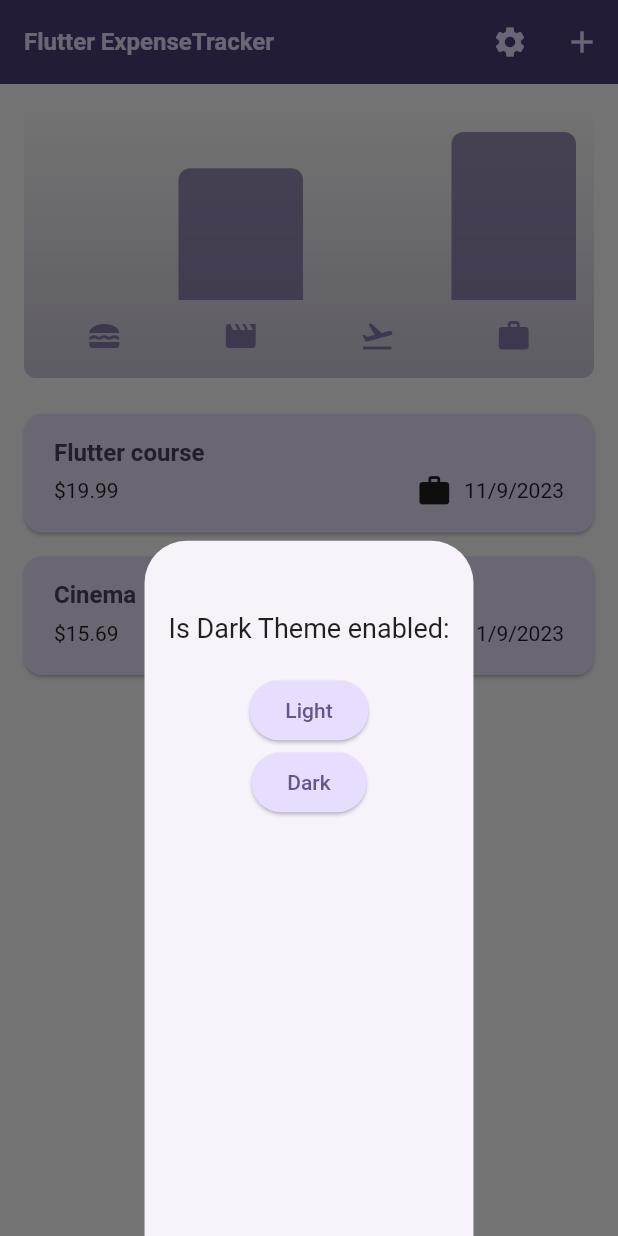
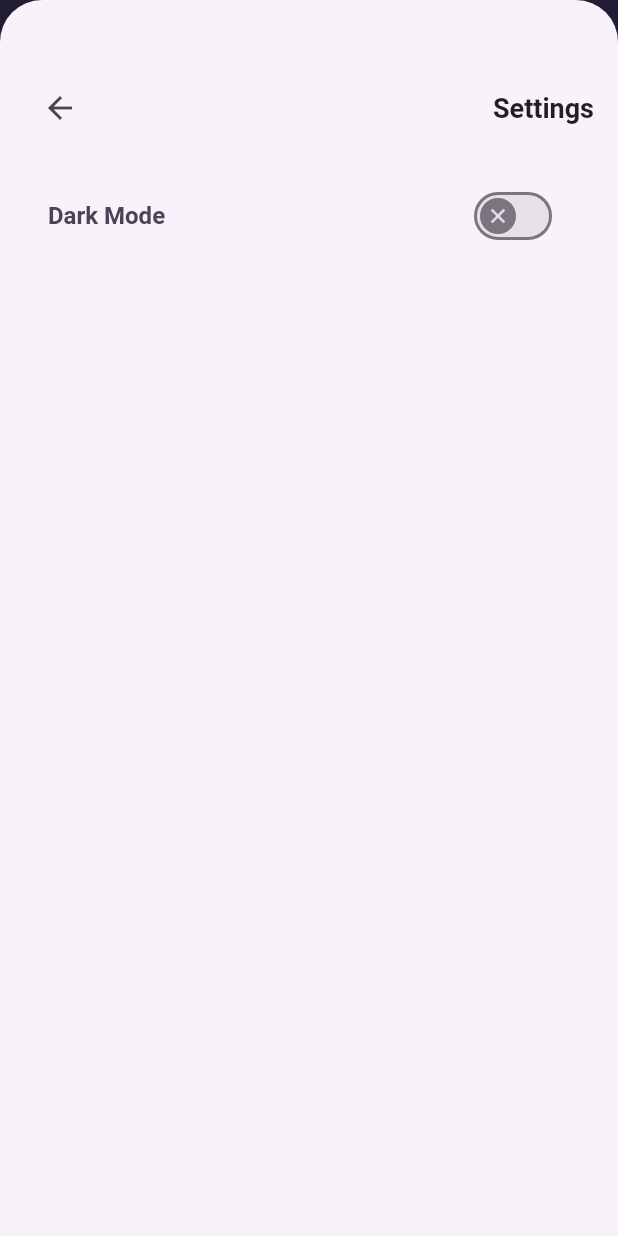
Before and after one commit to timoshevichaleks/expenses_tracker, a Flutter app: the screen it shows after launch, after a tap on the "settings" icon, on a phone screen of 412 x 824 dp. Run offline on Flutter 3.47's test engine with Material 2 defaults, Android fonts, the phone set to English and light mode, and no system bars.

Commit message:
Added condition for any screens

```diff
--- a/lib/main.dart
+++ b/lib/main.dart
@@ -2,5 +2,10 @@ import 'package:expense_tracker/my_app.dart';
 import 'package:flutter/material.dart';
 
 void main() {
+  // WidgetsFlutterBinding.ensureInitialized();
+  // SystemChrome.setPreferredOrientations([DeviceOrientation.portraitUp]).then(
+  //   (value) {
+  //   },
+  // );
   runApp(const MyApp());
 }
--- a/lib/widgets/expenses.dart
+++ b/lib/widgets/expenses.dart
@@ -34,6 +34,8 @@ class _Expenses extends State<Expenses> {
   void _openAddExpenseOverlay() {
     showModalBottomSheet(
       isScrollControlled: true,
+      useSafeArea: true,
+      constraints: const BoxConstraints.expand(),
       context: context,
       builder: (ctx) => NewExpense(_addExpense),
     );
@@ -41,7 +43,9 @@ class _Expenses extends State<Expenses> {
 
   void _openSettings() {
     showModalBottomSheet(
-      // isScrollControlled: true,
+      isScrollControlled: true,
+      useSafeArea: true,
+      constraints: const BoxConstraints.expand(),
       context: context,
       builder: (ctx) => const ThemeBar(),
     );
@@ -76,6 +80,8 @@ class _Expenses extends State<Expenses> {
 
   @override
   Widget build(BuildContext context) {
+    final double width = MediaQuery.of(context).size.width;
+
     Widget mainContent = const Center(
       child: Text('No expenses found. Start adding some!'),
     );
@@ -100,12 +106,19 @@ class _Expenses extends State<Expenses> {
           ),
         ],
       ),
-      body: Column(
-        children: [
-          Chart(expenses: _registeredExpenses),
-          Expanded(child: mainContent),
-        ],
-      ),
+      body: width < 600
+          ? Column(
+              children: [
+                Chart(expenses: _registeredExpenses),
+                Expanded(child: mainContent),
+              ],
+            )
+          : Row(
+              children: [
+                Expanded(child: Chart(expenses: _registeredExpenses)),
+                Expanded(child: mainContent),
+              ],
+            ),
     );
   }
 }
--- a/lib/widgets/theme/theme_bar.dart
+++ b/lib/widgets/theme/theme_bar.dart
@@ -12,35 +12,58 @@ class ThemeBar extends StatefulWidget {
 }
 
 class _ThemeBer extends State<ThemeBar> {
-  // ThemeMode _themeMode = ThemeMode.light;
-  //
-  // void toggleThemeMode(double value) {
-  //   setState(() {
-  //     if (value == 0.0) {
-  //       _themeMode = ThemeMode.light;
-  //     } else {
-  //       _themeMode = ThemeMode.dark;
-  //     }
-  //   });
-  // }
+  bool _darkTheme = false;
+
+  final MaterialStateProperty<Icon?> thumbIcon =
+      MaterialStateProperty.resolveWith<Icon?>(
+    (Set<MaterialState> states) {
+      if (states.contains(MaterialState.selected)) {
+        return const Icon(Icons.check);
+      }
+      return const Icon(Icons.close);
+    },
+  );
 
   @override
   Widget build(BuildContext context) {
+    _darkTheme = Theme.of(context).brightness == Brightness.dark;
     return Padding(
       padding: const EdgeInsets.fromLTRB(16, 48, 16, 16),
       child: Column(
+        crossAxisAlignment: CrossAxisAlignment.end,
         children: [
-          const Text(
-            'Is Dark Theme enabled:',
-            style: TextStyle(fontSize: 18),
+          Row(
+            crossAxisAlignment: CrossAxisAlignment.center,
+            mainAxisAlignment: MainAxisAlignment.spaceBetween,
+            children: [
+              IconButton(
+                onPressed: () {
+                  Navigator.pop(context);
+                },
+                icon: const Icon(Icons.arrow_back_outlined),
+              ),
+              const Text(
+                'Settings',
+                style: TextStyle(fontSize: 18, fontWeight: FontWeight.bold),
+              ),
+            ],
           ),
           const SizedBox(height: 20),
-          ElevatedButton(
-              onPressed: () => MyApp.of(context, ThemeMode.light),
-              child: const Text('Light')),
-          ElevatedButton(
-              onPressed: () => MyApp.of(context, ThemeMode.dark),
-              child: const Text('Dark')),
+          SwitchListTile(
+            thumbIcon: thumbIcon,
+            title: Text(
+              'Dark Mode',
+              style: Theme.of(context).textTheme.titleLarge,
+            ),
+            value: _darkTheme,
+            onChanged: (bool value) {
+              setState(() {
+                _darkTheme = value;
+              });
+              MyApp.of(context,
+                  _darkTheme == false ? ThemeMode.light : ThemeMode.dark);
+            },
+          ),
         ],
       ),
     );
```
Also changed, not shown: lib/widgets/new_expense.dart (+94 -2 lines).
